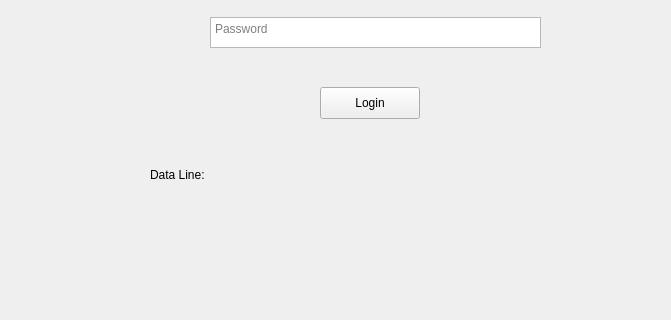
Above: loginwindow.ui from pjpassero/StoreManager before the change; both pictures show x 0 to 671 and y 113 to 433 of the 800 by 600 pixel window. Below: the same form after it.
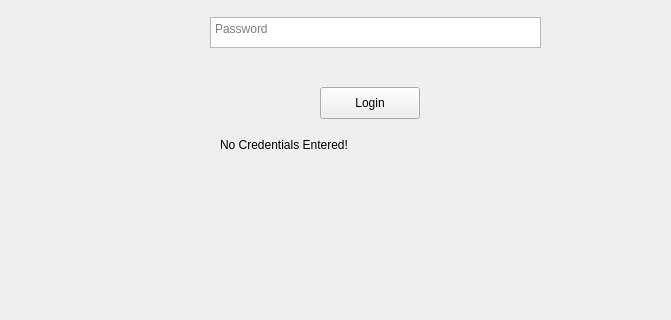
That is the form after the change.

```diff
--- a/loginwindow.ui
+++ b/loginwindow.ui
@@ -56,14 +56,14 @@
    <widget class="QLabel" name="datLine">
     <property name="geometry">
      <rect>
-      <x>150</x>
-      <y>280</y>
-      <width>321</width>
+      <x>220</x>
+      <y>250</y>
+      <width>371</width>
       <height>16</height>
      </rect>
     </property>
     <property name="text">
-     <string>Data Line: </string>
+     <string>No Credentials Entered!</string>
     </property>
    </widget>
   </widget>
```
Left out of the diff: 2 changed lines with no effect on the pictures.
